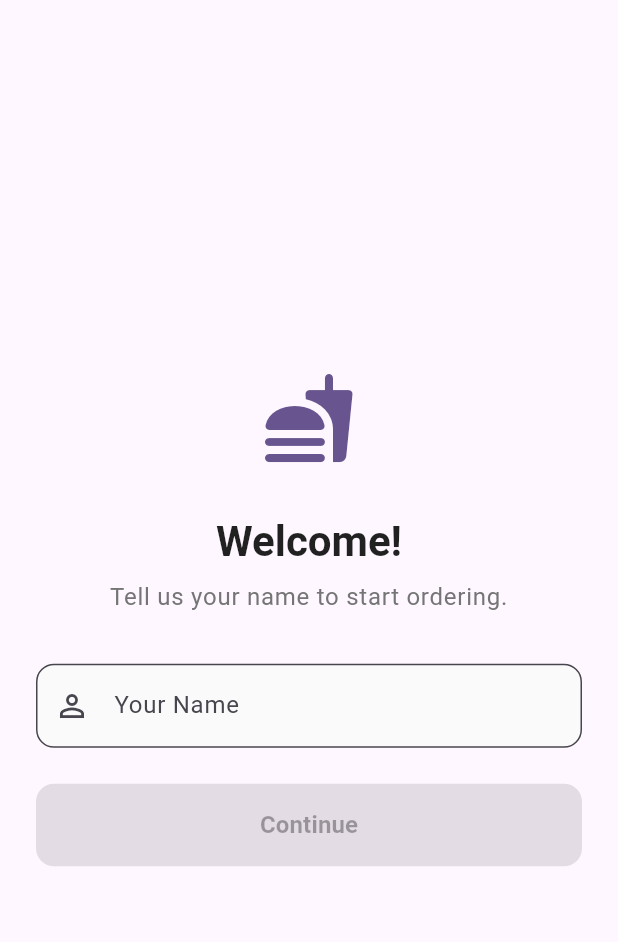
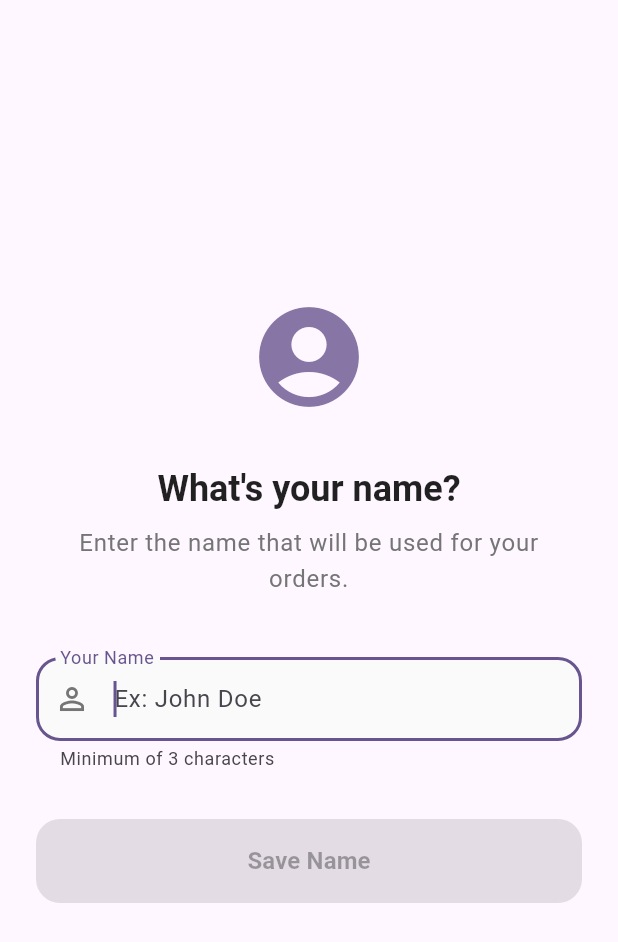
Before and after one commit to luishperna/good-hamburger-flutter, a Flutter app: the UserIdentificationView screen opened by its route, on a phone screen of 412 x 824 dp. Shown: the top 942 px of the screen. Run offline on Flutter 3.47's test engine with Material 3 defaults, Android fonts, the phone set to English and light mode, and no system bars; our stand-ins replace get_it, shared_preferences, smooth_page_indicator, top_snackbar_flutter; accounts and stored records are empty.

Commit message:
feat(user): update the ui and separate responsibilities

```diff
--- a/lib/features/user/views/user_identification_view.dart
+++ b/lib/features/user/views/user_identification_view.dart
@@ -12,10 +12,9 @@ class UserIdentificationView extends StatelessWidget {
     final theme = Theme.of(context);
 
     return Scaffold(
-      backgroundColor: theme.scaffoldBackgroundColor,
       body: SafeArea(
         child: Padding(
-          padding: const EdgeInsets.all(24.0),
+          padding: const EdgeInsets.fromLTRB(24, 0, 24, 24),
           child: Center(
             child: SingleChildScrollView(
               child: Column(
@@ -23,15 +22,15 @@ class UserIdentificationView extends StatelessWidget {
                 crossAxisAlignment: CrossAxisAlignment.stretch,
                 children: [
                   Icon(
-                    Icons.fastfood_rounded,
-                    size: 64,
-                    color: theme.primaryColor,
+                    Icons.account_circle_rounded,
+                    size: 80,
+                    color: theme.primaryColor.withValues(alpha: 0.8),
                   ),
                   const SizedBox(height: 32),
 
                   Text(
-                    "Welcome!",
-                    style: theme.textTheme.headlineMedium?.copyWith(
+                    "What's your name?",
+                    style: theme.textTheme.headlineSmall?.copyWith(
                       fontWeight: FontWeight.bold,
                       color: Colors.black87,
                     ),
@@ -39,53 +38,75 @@ class UserIdentificationView extends StatelessWidget {
                   ),
                   const SizedBox(height: 8),
                   Text(
-                    "Tell us your name to start ordering.",
+                    "Enter the name that will be used for your orders.",
                     style: theme.textTheme.bodyLarge?.copyWith(
                       color: Colors.grey[600],
                     ),
                     textAlign: TextAlign.center,
                   ),
-                  const SizedBox(height: 32),
+                  const SizedBox(height: 40),
 
                   TextField(
                     controller: viewModel.nameController,
                     onChanged: viewModel.validateInput,
+                    autofocus: true,
                     decoration: InputDecoration(
                       labelText: "Your Name",
                       hintText: "Ex: John Doe",
                       border: OutlineInputBorder(
-                        borderRadius: BorderRadius.circular(12),
+                        borderRadius: BorderRadius.circular(16),
+                        borderSide: BorderSide(color: Colors.grey[300]!),
                       ),
-                      prefixIcon: const Icon(Icons.person_outline),
+                      enabledBorder: OutlineInputBorder(
+                        borderRadius: BorderRadius.circular(16),
+                        borderSide: BorderSide(color: Colors.grey[300]!),
+                      ),
+                      focusedBorder: OutlineInputBorder(
+                        borderRadius: BorderRadius.circular(16),
+                        borderSide: BorderSide(
+                          color: theme.primaryColor,
+                          width: 2,
+                        ),
+                      ),
+                      prefixIcon: Icon(
+                        Icons.person_outline,
+                        color: Colors.grey[600],
+                      ),
                       filled: true,
                       fillColor: Colors.grey[50],
+                      helperText: "Minimum of 3 characters",
                     ),
                     textInputAction: TextInputAction.done,
                     onSubmitted: (_) => viewModel.submit(context),
                   ),
-                  const SizedBox(height: 24),
+                  const SizedBox(height: 32),
 
                   Selector<UserIdentificationViewModel, bool>(
                     selector: (_, vm) => vm.isFormValid,
                     builder: (context, isValid, child) {
-                      return ElevatedButton(
+                      return SizedBox(
+                        height: 56,
+                        child: ElevatedButton(
                           onPressed: isValid
                               ? () => viewModel.submit(context)
                               : null,
                           style: ElevatedButton.styleFrom(
                             backgroundColor: theme.primaryColor,
                             foregroundColor: Colors.white,
-                          padding: const EdgeInsets.symmetric(vertical: 16),
                             shape: RoundedRectangleBorder(
-                            borderRadius: BorderRadius.circular(12),
+                              borderRadius: BorderRadius.circular(16),
                             ),
                             elevation: 0,
+                            splashFactory: isValid
+                                ? InkRipple.splashFactory
+                                : NoSplash.splashFactory,
                           ),
                           child: const Text(
-                          "Continue",
+                            "Save Name",
                             style: TextStyle(
                               fontSize: 16,
                               fontWeight: FontWeight.bold,
+                            ),
                           ),
                         ),
                       );
```
Also changed, not shown: lib/features/cart/widgets/user_info_card.dart (added, +83 -0 lines). Lines whose indentation alone changed are shown as unchanged.
